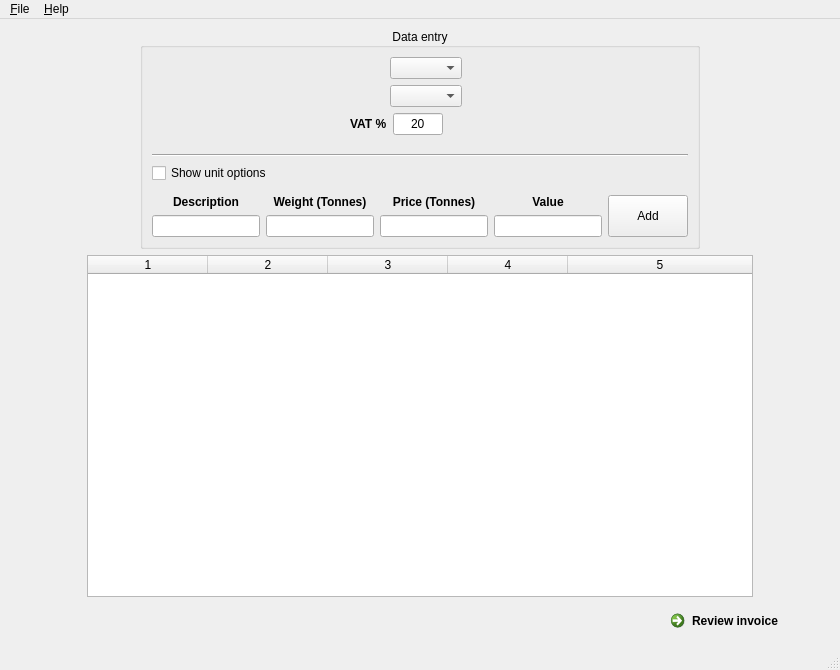
Qt form gui_interface_designs/invoice_window_design.ui (yimenhfeifei/josm-invoice) before a commit.
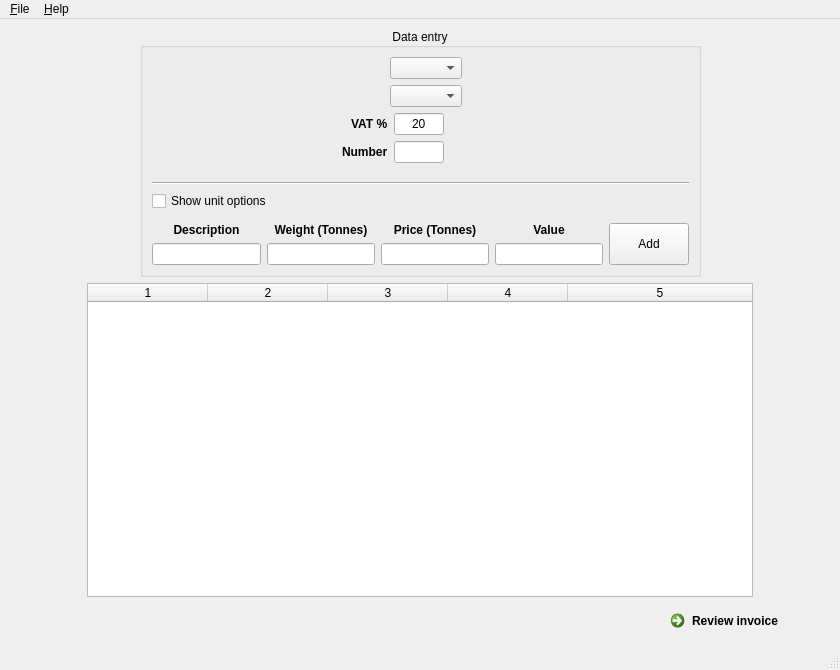
The same form after that commit. Custom widgets are drawn as their Qt base class.

Commit message: Added configparser for invoice numbers. Removed unused dialog. Fixed a typo.

What changed in the file:
```diff
--- a/gui_interface_designs/invoice_window_design.ui
+++ b/gui_interface_designs/invoice_window_design.ui
@@ -198,6 +198,78 @@
              </item>
             </layout>
            </item>
+           <item>
+            <layout class="QHBoxLayout" name="horizontalLayout_8">
+             <item>
+              <spacer name="horizontalSpacer_12">
+               <property name="orientation">
+                <enum>Qt::Horizontal</enum>
+               </property>
+               <property name="sizeHint" stdset="0">
+                <size>
+                 <width>190</width>
+                 <height>20</height>
+                </size>
+               </property>
+              </spacer>
+             </item>
+             <item>
+              <widget class="QLabel" name="numberLabel">
+               <property name="text">
+                <string>&lt;!DOCTYPE HTML PUBLIC &quot;-//W3C//DTD HTML 4.0//EN&quot; &quot;http://www.w3.org/TR/REC-html40/strict.dtd&quot;&gt;
+&lt;html&gt;&lt;head&gt;&lt;meta name=&quot;qrichtext&quot; content=&quot;1&quot; /&gt;&lt;style type=&quot;text/css&quot;&gt;
+p, li { white-space: pre-wrap; }
+&lt;/style&gt;&lt;/head&gt;&lt;body style=&quot; font-family:'Sans Serif'; font-size:9pt; font-weight:400; font-style:normal;&quot;&gt;
+&lt;p style=&quot; margin-top:0px; margin-bottom:0px; margin-left:0px; margin-right:0px; -qt-block-indent:0; text-indent:0px;&quot;&gt;&lt;span style=&quot; font-weight:600;&quot;&gt;Number&lt;/span&gt;&lt;/p&gt;&lt;/body&gt;&lt;/html&gt;</string>
+               </property>
+              </widget>
+             </item>
+             <item>
+              <widget class="ValidatingLineEdit" name="numberEdit">
+               <property name="sizePolicy">
+                <sizepolicy hsizetype="Fixed" vsizetype="Fixed">
+                 <horstretch>0</horstretch>
+                 <verstretch>0</verstretch>
+                </sizepolicy>
+               </property>
+               <property name="maximumSize">
+                <size>
+                 <width>50</width>
+                 <height>16777215</height>
+                </size>
+               </property>
+               <property name="toolTip">
+                <string>Line edit that provides custom validation.</string>
+               </property>
+               <property name="whatsThis">
+                <string>Base widget for custom validation.</string>
+               </property>
+               <property name="text">
+                <string/>
+               </property>
+               <property name="alignment">
+                <set>Qt::AlignCenter</set>
+               </property>
+               <property name="regexString" stdset="0">
+                <string>value</string>
+               </property>
+              </widget>
+             </item>
+             <item>
+              <spacer name="horizontalSpacer_13">
+               <property name="orientation">
+                <enum>Qt::Horizontal</enum>
+               </property>
+               <property name="sizeHint" stdset="0">
+                <size>
+                 <width>245</width>
+                 <height>20</height>
+                </size>
+               </property>
+              </spacer>
+             </item>
+            </layout>
+           </item>
            <item>
             <spacer name="verticalSpacer">
              <property name="orientation">
```
The commit also changes 4 other files.
